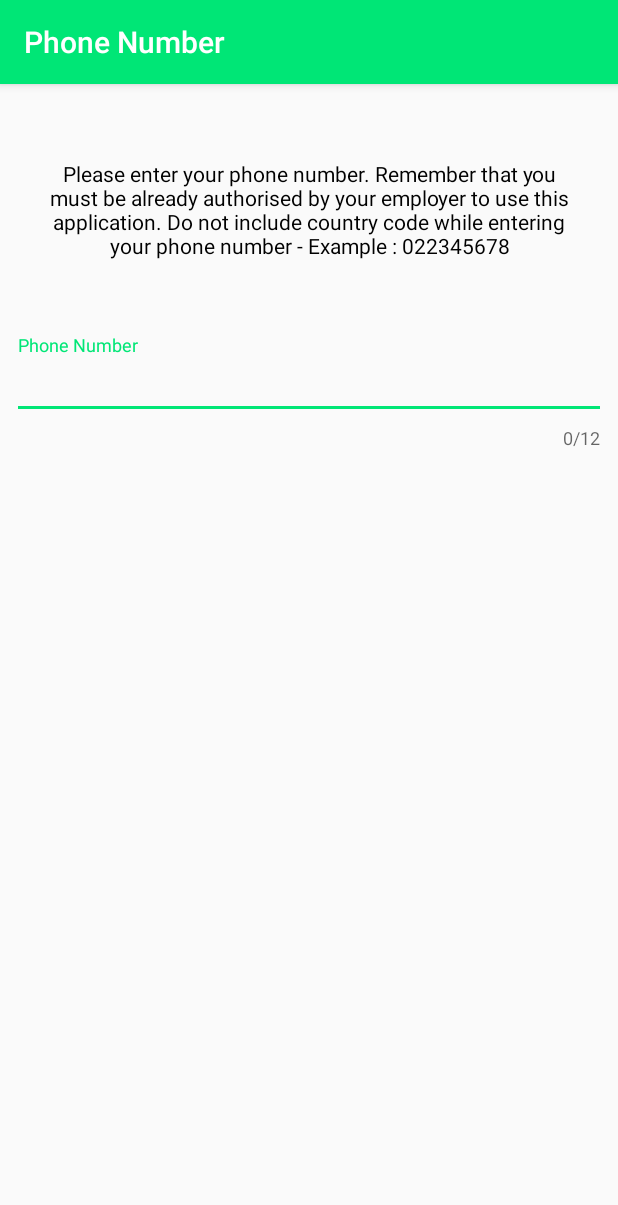
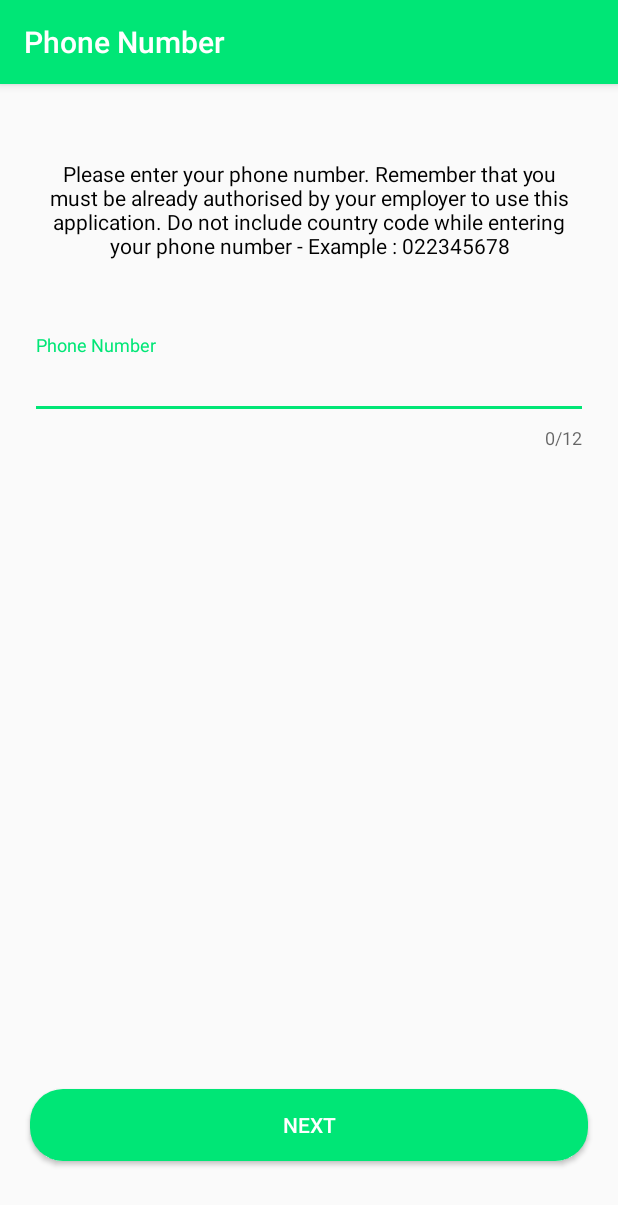
Before and after one commit to jasonBakthakumarFrequency/Timesheet2, an Android app: the PhoneNumberActivity screen opened directly, with no data from a screen before it, on a phone screen of 412 x 824 dp. Shown: the top 1205 px of the screen. Run offline under Robolectric (Android 15) with nearby library versions, the phone set to English and light mode, and no system bars.

Commit message:
The circular animated button has been added on to the phone number activity. The button is working as intended.

```diff
--- a/app/src/main/AndroidManifest.xml
+++ b/app/src/main/AndroidManifest.xml
@@ -25,8 +25,8 @@
         </activity>
 
         <activity android:name=".WelcomeActivity"/>
-        <activity android:name=".PhoneNumberActivity">
-        </activity>
+        <activity android:name=".PhoneNumberActivity"
+        android:screenOrientation="portrait"/>
     </application>
 
 </manifest>
--- a/app/src/main/java/nz/frequency/timesheet/PhoneNumberActivity.kt
+++ b/app/src/main/java/nz/frequency/timesheet/PhoneNumberActivity.kt
@@ -2,6 +2,7 @@ package nz.frequency.timesheet
 
 import android.support.v7.app.AppCompatActivity
 import android.os.Bundle
+import kotlinx.android.synthetic.main.activity_phone_number.*
 
 class PhoneNumberActivity : AppCompatActivity() {
 
@@ -10,6 +11,10 @@ class PhoneNumberActivity : AppCompatActivity() {
         setContentView(R.layout.activity_phone_number)
         //set Title to Phone Number
         setTitle(R.string.phone_number)
+
+        nextButton.setOnClickListener {
+            nextButton.startAnimation()
+        }
 
     }
 
--- /dev/null
+++ b/app/src/main/res/drawable/rounded_corners.xml
@@ -0,0 +1,8 @@
+<?xml version="1.0" encoding="utf-8"?>
+
+    <shape xmlns:android="http://schemas.android.com/apk/res/android"
+           android:shape="rectangle" android:padding="10dp">
+        <!-- you can use any color you want I used here gray color-->
+        <solid android:color="@color/colorPrimary"/>
+        <corners android:radius="22dp"/>
+    </shape>
--- a/app/src/main/res/layout/activity_phone_number.xml
+++ b/app/src/main/res/layout/activity_phone_number.xml
@@ -28,11 +28,11 @@
             android:layout_width="0dp"
             android:layout_height="wrap_content"
             app:layout_constraintStart_toStartOf="parent"
-            android:layout_marginLeft="8dp"
-            android:layout_marginStart="8dp"
+            android:layout_marginLeft="20dp"
+            android:layout_marginStart="20dp"
             app:layout_constraintEnd_toEndOf="parent"
-            android:layout_marginEnd="8dp"
-            android:layout_marginRight="8dp"
+            android:layout_marginEnd="20dp"
+            android:layout_marginRight="20dp"
             android:layout_marginTop="50dp"
             app:layout_constraintTop_toBottomOf="@+id/textView"
             app:counterEnabled="true"
@@ -47,6 +47,26 @@
     </android.support.design.widget.TextInputLayout>
 
 
+    <nz.frequency.timesheet.views.CircularProgressButton
+            android:id="@+id/nextButton"
+            android:layout_width="0dp"
+            android:text="@string/next"
+            android:textColor="@color/white"
+            android:layout_height="wrap_content"
+            android:background="@drawable/rounded_corners"
+            app:spinning_bar_width="4dp"
+            app:spinning_bar_color="#FFF"
+            app:spinning_bar_padding="6dp"
+            android:layout_marginBottom="50dp"
+            app:layout_constraintBottom_toBottomOf="parent"
+            android:layout_marginEnd="20dp"
+            app:layout_constraintEnd_toEndOf="parent"
+            android:layout_marginRight="20dp"
+            android:layout_marginStart="20dp"
+            app:layout_constraintStart_toStartOf="parent"
+            android:layout_marginLeft="20dp"/>
+
+
 
 
 
```
